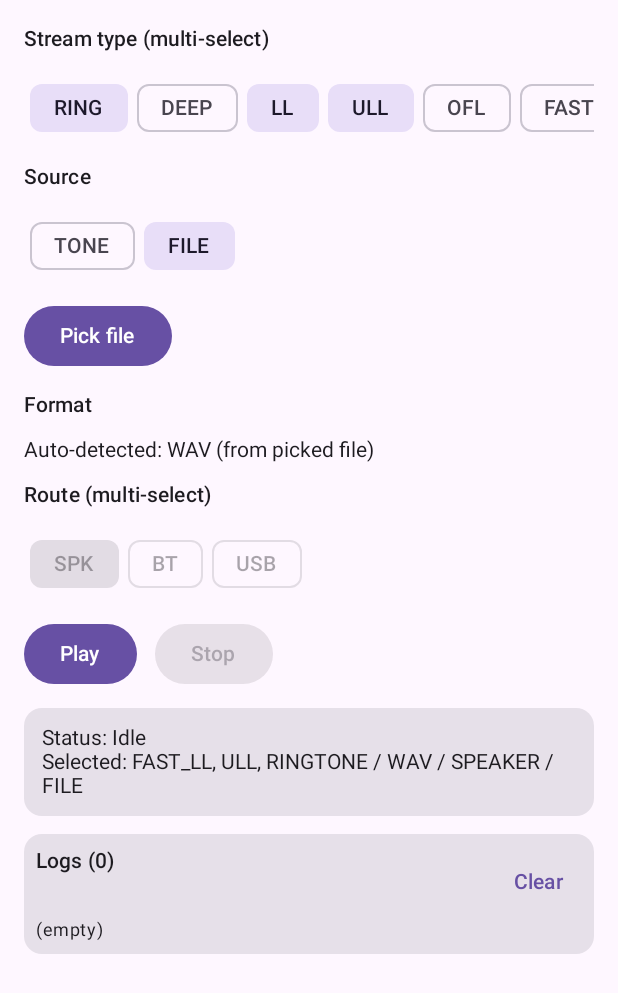
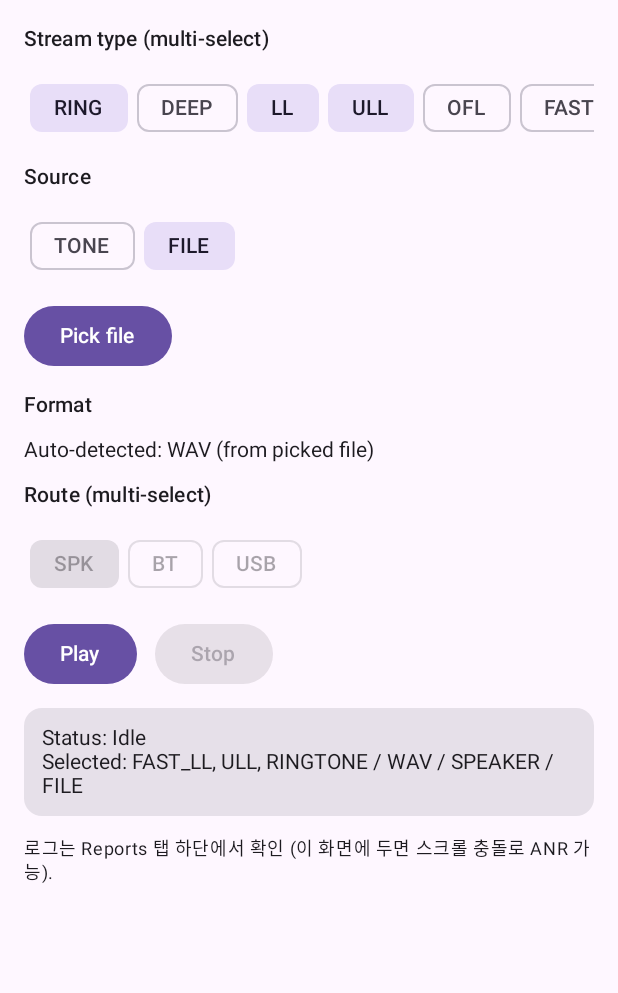
Before and after one commit to kgymssss74-ai/myclaud, an Android app built with Jetpack Compose: the composable ManualScreen shown on its own in the app's theme, after a tap on "RING", on a phone screen of 412 x 824 dp. Shown: the top 993 px of the screen. Run offline under Robolectric (Android 15) with nearby library versions, the phone set to English and light mode, and no system bars; 3 other taps on this screen came first.

Commit message:
Fix ANR on Manual screen: remove nested LazyColumn + probe off main thread
Two screenshots showed Audio Verify ANR ("응답하지 않음") both at Idle and
during Playback. Two contributing causes were identified:

1. LogPanel was rendering its lines in a LazyColumn while sitting inside
   ManualScreen's outer Column(verticalScroll). Compose's measurement of
   a vertically-scrollable Lazy list inside another vertical scroll is
   unbounded and either crashes or spins the main thread to ANR. Replace
   with a regular Column + verticalScroll, capped at 60 visible lines.

2. OffloadCapabilityProbe.probe() was invoked synchronously inside
   `remember { … }` on first composition of both Manual and Reports.
   isOffloadedPlaybackSupported is an audioserver IPC; doing six of them
   in a row on the main thread was a documented ANR vector when the
   audio HAL is busy. Moved both call sites to a LaunchedEffect that runs
   on Dispatchers.IO, with the result published back to a Compose state.

3. As an extra precaution, ManualScreen no longer hosts LogPanel itself —
   logs are visible only on the Reports tab where there is no parent
   verticalScroll. Manual's Status card still shows the latest summary,
   and the screen footer points users to Reports for the full log.

https://claude.ai/code/session_016gTfpFP79bRJvppceNyQja

```diff
--- a/android/app/src/main/kotlin/com/myclaud/audioverify/ui/ManualScreen.kt
+++ b/android/app/src/main/kotlin/com/myclaud/audioverify/ui/ManualScreen.kt
@@ -71,7 +71,17 @@ fun ManualScreen(modifier: Modifier = Modifier) {
     val context = LocalContext.current
     val scope = rememberCoroutineScope()
     val routeController = remember { AudioRouteController(context) }
-    val caps: OffloadCaps = remember { OffloadCapabilityProbe.probe(context) }
+    var caps: OffloadCaps by remember {
+        mutableStateOf(OffloadCaps(emptyMap(), emptyMap(), 0L))
+    }
+
+    LaunchedEffect(Unit) {
+        // Probe off the main thread — isOffloadedPlaybackSupported is an
+        // audioserver IPC and was previously a documented ANR vector when
+        // run synchronously inside the first composition.
+        caps = withContext(Dispatchers.IO) { OffloadCapabilityProbe.probe(context) }
+        AppLogger.i(TAG, "OFFLOAD probe done: $caps")
+    }
 
     var selectedStreams by remember { mutableStateOf(setOf(StreamType.FAST_LL)) }
     var selectedRoutes by remember { mutableStateOf(setOf(Route.SPEAKER)) }
@@ -362,7 +372,10 @@ fun ManualScreen(modifier: Modifier = Modifier) {
             }
         }
 
-        LogPanel()
+        Text(
+            "로그는 Reports 탭 하단에서 확인 (이 화면에 두면 스크롤 충돌로 ANR 가능).",
+            style = MaterialTheme.typography.bodySmall,
+        )
     }
 }
 
```
Also changed, not shown: android/app/src/main/kotlin/com/myclaud/audioverify/ui/LogPanel.kt (+31 -6 lines), android/app/src/main/kotlin/com/myclaud/audioverify/ui/ReportScreen.kt (+17 -4 lines).
